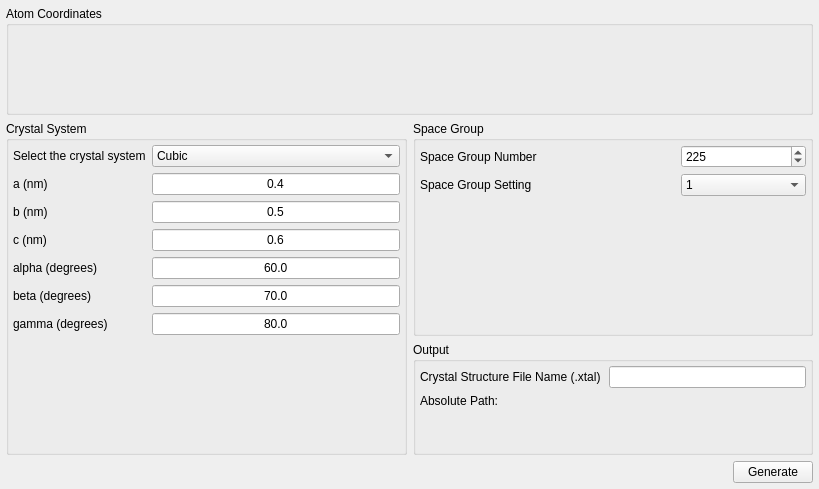
First picture: the form in Source/EMsoftWorkbench/Source/Modules/CrystalStructureCreationModule/UI_Files/CrystalStructureCreation_UI.ui, repository EMsoft-org/EMsoft, before the edit.
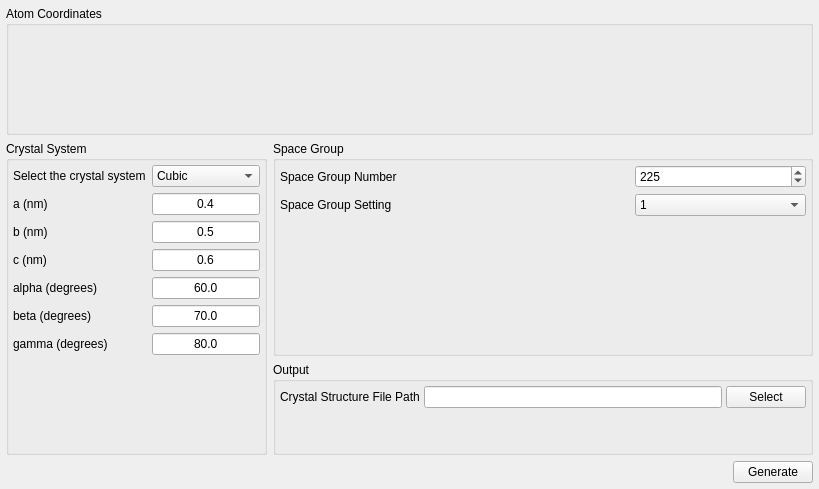
Second picture: the form after the edit. Custom widgets are drawn as their Qt base class.

Commit message: Removing EMsoft config file dialog and related functionality because we no longer need to rely on a config file and can pass in absolute paths instead.

```diff
--- a/Source/EMsoftWorkbench/Source/Modules/CrystalStructureCreationModule/UI_Files/CrystalStructureCreation_UI.ui
+++ b/Source/EMsoftWorkbench/Source/Modules/CrystalStructureCreationModule/UI_Files/CrystalStructureCreation_UI.ui
@@ -30,7 +30,7 @@
     <number>6</number>
    </property>
    <item>
-    <layout class="QGridLayout" name="gridLayout_6" rowstretch="1,1,0,0,0,0" columnstretch="0,0">
+    <layout class="QGridLayout" name="gridLayout_6" rowstretch="1,1,0,0,0,0" columnstretch="0,1">
      <property name="topMargin">
       <number>0</number>
      </property>
@@ -366,6 +366,33 @@
          <number>4</number>
         </property>
         <item row="0" column="2">
+         <widget class="QPushButton" name="selectOutputFileBtn">
+          <property name="text">
+           <string>Select</string>
+          </property>
+         </widget>
+        </item>
+        <item row="2" column="0" colspan="2">
+         <spacer name="verticalSpacer_2">
+          <property name="orientation">
+           <enum>Qt::Vertical</enum>
+          </property>
+          <property name="sizeHint" stdset="0">
+           <size>
+            <width>20</width>
+            <height>40</height>
+           </size>
+          </property>
+         </spacer>
+        </item>
+        <item row="0" column="0">
+         <widget class="QLabel" name="label_10">
+          <property name="text">
+           <string>Crystal Structure File Path</string>
+          </property>
+         </widget>
+        </item>
+        <item row="0" column="1">
          <widget class="QLineEdit" name="csFilePathLE">
           <property name="minimumSize">
            <size>
@@ -381,54 +408,6 @@
           </property>
          </widget>
         </item>
-        <item row="3" column="0" colspan="3">
-         <spacer name="verticalSpacer_2">
-          <property name="orientation">
-           <enum>Qt::Vertical</enum>
-          </property>
-          <property name="sizeHint" stdset="0">
-           <size>
-            <width>20</width>
-            <height>40</height>
-           </size>
-          </property>
-         </spacer>
-        </item>
-        <item row="0" column="0">
-         <widget class="QLabel" name="label_10">
-          <property name="text">
-           <string>Crystal Structure File Name (.xtal)</string>
-          </property>
-         </widget>
-        </item>
-        <item row="1" column="0" colspan="3">
-         <layout class="QHBoxLayout" name="horizontalLayout_2" stretch="0,1">
-          <property name="bottomMargin">
-           <number>0</number>
-          </property>
-          <item>
-           <widget class="QLabel" name="label_2">
-            <property name="text">
-             <string>Absolute Path:</string>
-            </property>
-           </widget>
-          </item>
-          <item>
-           <widget class="QLabel" name="csAbsolutePathLabel">
-            <property name="font">
-             <font>
-              <weight>75</weight>
-              <italic>true</italic>
-              <bold>true</bold>
-             </font>
-            </property>
-            <property name="text">
-             <string/>
-            </property>
-           </widget>
-          </item>
-         </layout>
-        </item>
        </layout>
       </widget>
      </item>
```
The commit also changes 21 other files.
